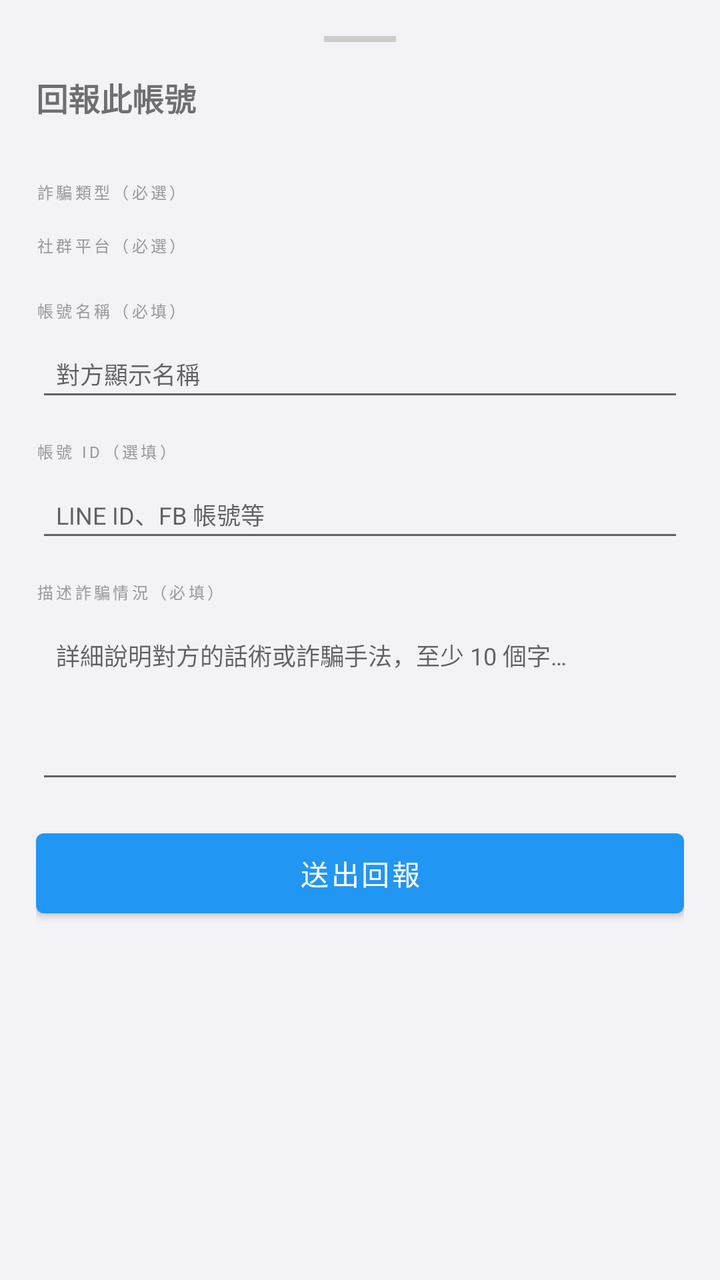
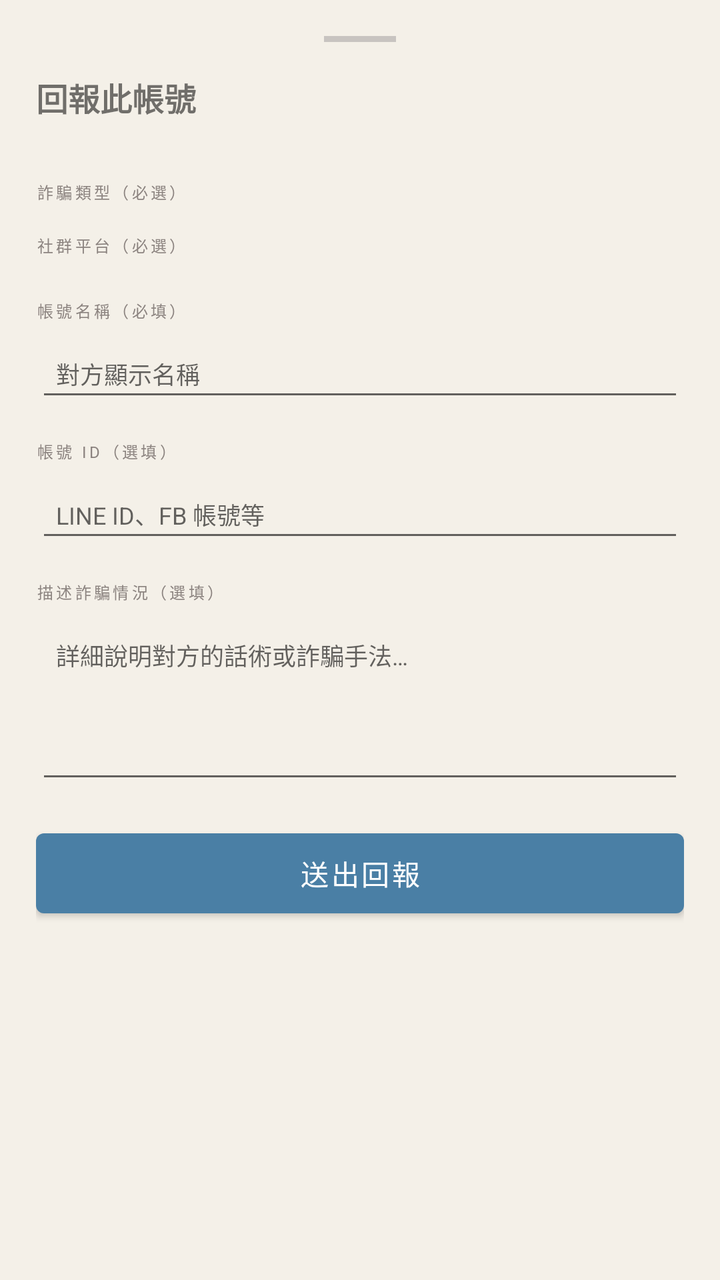

Two renders of the same Android screen: before a commit and after it. Below are the layout's source before the change and the commit's diff.
<!-- AndroidManifest.xml: application theme Theme.FraudDetector -->
<!-- res/layout/dialog_message_report_bottom_sheet.xml -->
<?xml version="1.0" encoding="utf-8"?>
<androidx.core.widget.NestedScrollView xmlns:android="http://schemas.android.com/apk/res/android"
    xmlns:app="http://schemas.android.com/apk/res-auto"
    android:layout_width="match_parent"
    android:layout_height="wrap_content">

    <LinearLayout
        android:layout_width="match_parent"
        android:layout_height="wrap_content"
        android:orientation="vertical"
        android:padding="18dp">

        
        <View
            android:layout_width="36dp"
            android:layout_height="3dp"
            android:background="#CCCCCC"
            android:layout_gravity="center_horizontal"
            android:layout_marginBottom="16dp" />

        <TextView
            android:layout_width="wrap_content"
            android:layout_height="wrap_content"
            android:text="@string/report_account_title"
            android:textSize="16sp"
            android:textStyle="bold"
            android:layout_marginBottom="2dp" />

        <TextView
            android:id="@+id/tvMsgModalAccount"
            android:layout_width="wrap_content"
            android:layout_height="wrap_content"
            android:textSize="10sp"
            android:textColor="#999999"
            android:layout_marginBottom="14dp" />

        
        <TextView
            android:layout_width="wrap_content"
            android:layout_height="wrap_content"
            android:text="@string/fraud_type_required"
            android:textSize="8sp"
            android:textColor="#999999"
            android:letterSpacing="0.18"
            android:layout_marginBottom="7dp" />

        <com.google.android.material.chip.ChipGroup
            android:id="@+id/chipGroupMsgType"
            android:layout_width="match_parent"
            android:layout_height="wrap_content"
            android:layout_marginBottom="8dp"
            app:singleSelection="true" />

        
        <EditText
            android:id="@+id/etMsgOtherType"
            android:layout_width="match_parent"
            android:layout_height="wrap_content"
            android:hint="@string/other_type_hint"
            android:inputType="text"
            android:padding="10dp"
            android:textSize="12sp"
            android:visibility="gone"
            android:layout_marginBottom="14dp" />

        
        <TextView
            android:layout_width="wrap_content"
            android:layout_height="wrap_content"
            android:text="@string/platform_required"
            android:textSize="8sp"
            android:textColor="#999999"
            android:letterSpacing="0.18"
            android:layout_marginBottom="7dp" />

        <com.google.android.material.chip.ChipGroup
            android:id="@+id/chipGroupPlatform"
            android:layout_width="match_parent"
            android:layout_height="wrap_content"
            android:layout_marginBottom="14dp"
            app:singleSelection="true" />

        
        <TextView
            android:layout_width="wrap_content"
            android:layout_height="wrap_content"
            android:text="@string/account_name_label"
            android:textSize="8sp"
            android:textColor="#999999"
            android:letterSpacing="0.18"
            android:layout_marginBottom="7dp" />

        <EditText
            android:id="@+id/etAccountName"
            android:layout_width="match_parent"
            android:layout_height="wrap_content"
            android:hint="@string/account_name_hint"
            android:inputType="text"
            android:padding="10dp"
            android:textSize="12sp"
            android:layout_marginBottom="14dp" />

        
        <TextView
            android:layout_width="wrap_content"
            android:layout_height="wrap_content"
            android:text="@string/account_id_label"
            android:textSize="8sp"
            android:textColor="#999999"
            android:letterSpacing="0.18"
            android:layout_marginBottom="7dp" />

        <EditText
            android:id="@+id/etAccountId"
            android:layout_width="match_parent"
            android:layout_height="wrap_content"
            android:hint="@string/account_id_hint"
            android:inputType="text"
            android:padding="10dp"
            android:textSize="12sp"
            android:layout_marginBottom="14dp" />

        
        <TextView
            android:layout_width="wrap_content"
            android:layout_height="wrap_content"
            android:text="@string/report_content_label"
            android:textSize="8sp"
            android:textColor="#999999"
            android:letterSpacing="0.18"
            android:layout_marginBottom="7dp" />

        <EditText
            android:id="@+id/etMsgContent"
            android:layout_width="match_parent"
            android:layout_height="88dp"
            android:hint="@string/report_content_hint"
            android:gravity="top"
            android:inputType="textMultiLine"
            android:padding="10dp"
            android:textSize="12sp"
            android:layout_marginBottom="14dp" />

        <com.google.android.material.button.MaterialButton
            android:id="@+id/btnMsgSubmit"
            android:layout_width="match_parent"
            android:layout_height="52dp"
            android:text="@string/submit" />

    </LinearLayout>

</androidx.core.widget.NestedScrollView>
<!-- resources referenced by this layout -->
<resources>
  <string name="account_id_hint">LINE ID、FB 帳號等</string>
  <string name="account_id_label">帳號 ID（選填）</string>
  <string name="account_name_hint">對方顯示名稱</string>
  <string name="account_name_label">帳號名稱（必填）</string>
  <string name="fraud_type_required">詐騙類型（必選）</string>
  <string name="other_type_hint">請說明詐騙類型</string>
  <string name="platform_required">社群平台（必選）</string>
  <string name="report_account_title">回報此帳號</string>
  <string name="report_content_hint">詳細說明對方的話術或詐騙手法，至少 10 個字…</string>
  <string name="report_content_label">描述詐騙情況（必填）</string>
  <string name="submit">送出回報</string>
  <style name="Theme.FraudDetector" parent="Theme.MaterialComponents.Light.NoActionBar">
          <item name="colorPrimary">@color/blue</item>
          <item name="colorPrimaryDark">@color/blue_dk</item>
          <item name="colorAccent">@color/blue</item>
          <item name="android:windowBackground">@color/bg</item>
          <item name="android:statusBarColor">@color/blue_dk</item>
          <item name="android:navigationBarColor">@color/white</item>
      </style>
  <color name="blue">#FF2196F3</color>
  <color name="blue_dk">#FF1976D2</color>
  <color name="bg">#FFF2F2F7</color>
  <color name="white">#FFFFFFFF</color>
</resources>

<!-- the commit's change to res/layout/dialog_message_report_bottom_sheet.xml (unified diff, before → after) -->
@@ -14,7 +14,7 @@
         <View
             android:layout_width="36dp"
             android:layout_height="3dp"
-            android:background="#CCCCCC"
+            android:background="#C8C4C0"
             android:layout_gravity="center_horizontal"
             android:layout_marginBottom="16dp" />
 
@@ -31,7 +31,7 @@
             android:layout_width="wrap_content"
             android:layout_height="wrap_content"
             android:textSize="10sp"
-            android:textColor="#999999"
+            android:textColor="#8C8480"
             android:layout_marginBottom="14dp" />
 
         
@@ -40,7 +40,7 @@
             android:layout_height="wrap_content"
             android:text="@string/fraud_type_required"
             android:textSize="8sp"
-            android:textColor="#999999"
+            android:textColor="#8C8480"
             android:letterSpacing="0.18"
             android:layout_marginBottom="7dp" />
 
@@ -69,7 +69,7 @@
             android:layout_height="wrap_content"
             android:text="@string/platform_required"
             android:textSize="8sp"
-            android:textColor="#999999"
+            android:textColor="#8C8480"
             android:letterSpacing="0.18"
             android:layout_marginBottom="7dp" />
 
@@ -86,7 +86,7 @@
             android:layout_height="wrap_content"
             android:text="@string/account_name_label"
             android:textSize="8sp"
-            android:textColor="#999999"
+            android:textColor="#8C8480"
             android:letterSpacing="0.18"
             android:layout_marginBottom="7dp" />
 
@@ -106,7 +106,7 @@
             android:layout_height="wrap_content"
             android:text="@string/account_id_label"
             android:textSize="8sp"
-            android:textColor="#999999"
+            android:textColor="#8C8480"
             android:letterSpacing="0.18"
             android:layout_marginBottom="7dp" />
 
@@ -126,7 +126,7 @@
             android:layout_height="wrap_content"
             android:text="@string/report_content_label"
             android:textSize="8sp"
-            android:textColor="#999999"
+            android:textColor="#8C8480"
             android:letterSpacing="0.18"
             android:layout_marginBottom="7dp" />
 
<!-- resource entries referenced after the edit -->
@@ -8,20 +8,20 @@
   <string name="other_type_hint">請說明詐騙類型</string>
   <string name="platform_required">社群平台（必選）</string>
   <string name="report_account_title">回報此帳號</string>
-  <string name="report_content_hint">詳細說明對方的話術或詐騙手法，至少 10 個字…</string>
-  <string name="report_content_label">描述詐騙情況（必填）</string>
+  <string name="report_content_hint">詳細說明對方的話術或詐騙手法…</string>
+  <string name="report_content_label">描述詐騙情況（選填）</string>
   <string name="submit">送出回報</string>
   <style name="Theme.FraudDetector" parent="Theme.MaterialComponents.Light.NoActionBar">
-          <item name="colorPrimary">@color/blue</item>
-          <item name="colorPrimaryDark">@color/blue_dk</item>
-          <item name="colorAccent">@color/blue</item>
+          <item name="colorPrimary">@color/steel_blue</item>
+          <item name="colorPrimaryDark">@color/steel_blue_dark</item>
+          <item name="colorAccent">@color/steel_blue</item>
           <item name="android:windowBackground">@color/bg</item>
-          <item name="android:statusBarColor">@color/blue_dk</item>
+          <item name="android:statusBarColor">@color/steel_blue_dark</item>
           <item name="android:navigationBarColor">@color/white</item>
       </style>
-  <color name="blue">#FF2196F3</color>
-  <color name="blue_dk">#FF1976D2</color>
-  <color name="bg">#FFF2F2F7</color>
+  <color name="steel_blue">#FF4A7FA5</color>
+  <color name="steel_blue_dark">#FF3A6A8E</color>
+  <color name="bg">#FFF4F0E8</color>
   <color name="white">#FFFFFFFF</color>
 </resources>
 
